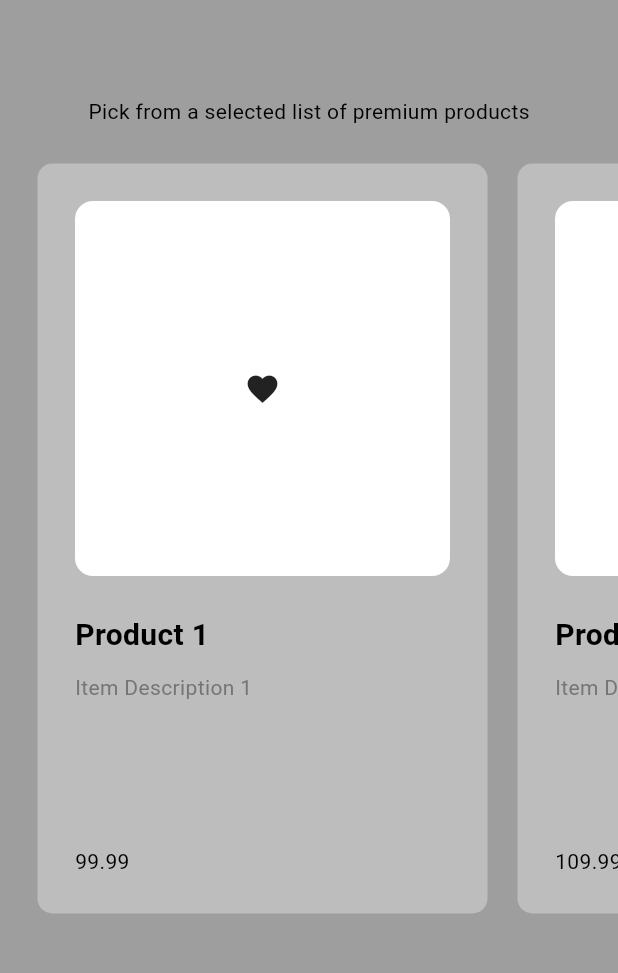
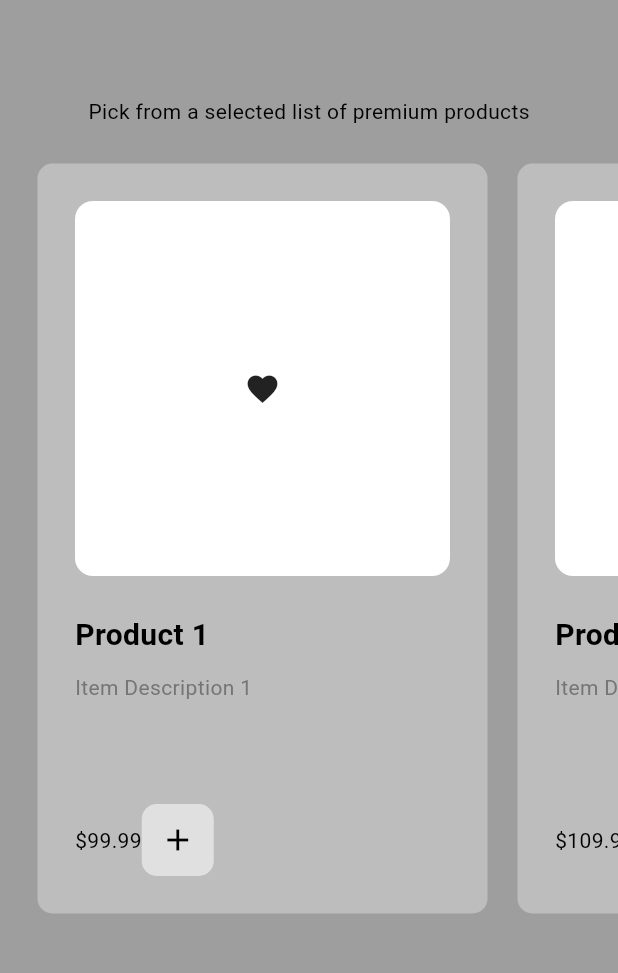
Before and after one commit to TegaEth/flutter-store-minimal, a Flutter app: the ShopPage screen opened by its route, on a phone screen of 412 x 824 dp, the part 63-1036 px from its top. Run offline on Flutter 3.47's test engine with Material 3 defaults, Android fonts, the phone set to English and light mode, and no system bars.

Commit message:
product design -mid stage

```diff
--- a/lib/components/my_product_tile.dart
+++ b/lib/components/my_product_tile.dart
@@ -56,7 +56,24 @@ class MyProductTile extends StatelessWidget {
          ),
 
           //Product price + add to cart button
-          Text(product.price.toStringAsFixed(2)),
+          Row(
+            children: [
+              // product price
+              Text('\$' + product.price.toStringAsFixed(2)),
+
+              // add to cart button
+              Container(
+                decoration: BoxDecoration(
+                  color: Theme.of(context).colorScheme.primary,
+                  borderRadius: BorderRadius.circular(10),
+                ),
+                child: IconButton(
+                  onPressed: () {},
+                  icon: Icon(Icons.add),
+                ),
+              ),
+            ],
+          ),
         ],
       ),
     );
```
